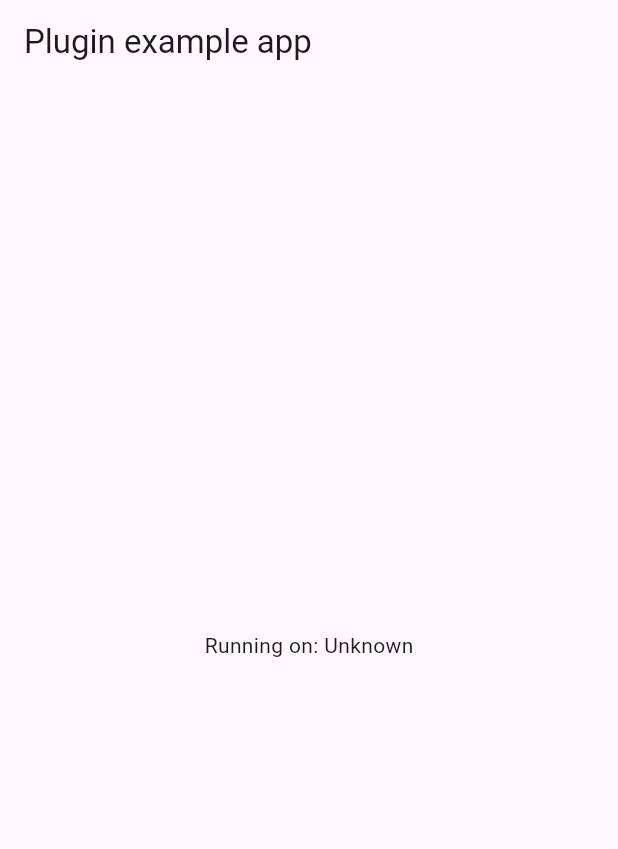
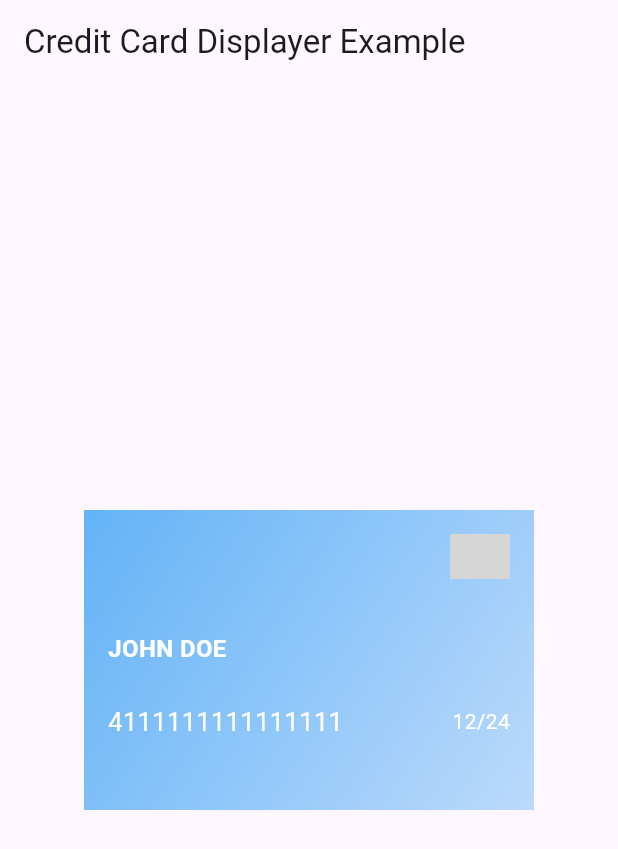
Before and after one commit to Hery34/credit_card_displayer, a Flutter app: the screen it shows after launch, on a phone screen of 412 x 824 dp. Shown: the top 849 px of the screen. Run offline on Flutter 3.47's test engine with Material 3 defaults, Android fonts, the phone set to English and light mode, and no system bars; our stand-ins replace plugin_platform_interface; grey boxes are pictures that could not be loaded.

```diff
--- a/example/lib/main.dart
+++ b/example/lib/main.dart
@@ -1,61 +1,30 @@
 import 'package:flutter/material.dart';
-import 'dart:async';
-
-import 'package:flutter/services.dart';
 import 'package:credit_card_displayer/credit_card_displayer.dart';
 
 void main() {
   runApp(const MyApp());
 }
 
-class MyApp extends StatefulWidget {
+class MyApp extends StatelessWidget {
   const MyApp({super.key});
-
-  @override
-  State<MyApp> createState() => _MyAppState();
-}
-
-class _MyAppState extends State<MyApp> {
-  String _platformVersion = 'Unknown';
-  final _creditCardDisplayerPlugin = CreditCardDisplayer();
-
-  @override
-  void initState() {
-    super.initState();
-    initPlatformState();
-  }
-
-  // Platform messages are asynchronous, so we initialize in an async method.
-  Future<void> initPlatformState() async {
-    String platformVersion;
-    // Platform messages may fail, so we use a try/catch PlatformException.
-    // We also handle the message potentially returning null.
-    try {
-      platformVersion =
-          await _creditCardDisplayerPlugin.getPlatformVersion() ?? 'Unknown platform version';
-    } on PlatformException {
-      platformVersion = 'Failed to get platform version.';
-    }
-
-    // If the widget was removed from the tree while the asynchronous platform
-    // message was in flight, we want to discard the reply rather than calling
-    // setState to update our non-existent appearance.
-    if (!mounted) return;
-
-    setState(() {
-      _platformVersion = platformVersion;
-    });
-  }
 
   @override
   Widget build(BuildContext context) {
     return MaterialApp(
       home: Scaffold(
         appBar: AppBar(
-          title: const Text('Plugin example app'),
+          title: const Text('Credit Card Displayer Example'),
         ),
-        body: Center(
-          child: Text('Running on: $_platformVersion\n'),
+        body: const Center(
+          child: CreditCardDisplayer(
+            cardNumber: '4111111111111111',
+            expiryDate: '12/24',
+            cardHolder: 'John Doe',
+            width: 300,
+            height: 200,
+            backgroundColor: Colors.blue,
+            textColor: Colors.white,
+          ),
         ),
       ),
     );
--- a/lib/credit_card_displayer.dart
+++ b/lib/credit_card_displayer.dart
@@ -1,14 +1,123 @@
-// You have generated a new plugin project without specifying the `--platforms`
-// flag. A plugin project with no platform support was generated. To add a
-// platform, run `flutter create -t plugin --platforms <platforms> .` under the
-// same directory. You can also find a detailed instruction on how to add
-// platforms in the `pubspec.yaml` at
-// https://flutter.dev/docs/development/packages-and-plugins/developing-packages#plugin-platforms.
+import 'package:flutter/material.dart';
 
-import 'credit_card_displayer_platform_interface.dart';
+class CreditCardDisplayer extends StatelessWidget {
+  final String cardNumber;
+  final String expiryDate;
+  final String cardHolder;
+  final double width;
+  final double height;
+  final Color backgroundColor;
+  final Color textColor;
 
-class CreditCardDisplayer {
-  Future<String?> getPlatformVersion() {
-    return CreditCardDisplayerPlatform.instance.getPlatformVersion();
+  const CreditCardDisplayer({
+    super.key,
+    required this.cardNumber,
+    required this.expiryDate,
+    required this.cardHolder,
+    this.width = 300,
+    this.height = 180,
+    this.backgroundColor = Colors.grey,
+    this.textColor = Colors.white,
+  });
+
+  @override
+  Widget build(BuildContext context) {
+    final String cardType = _getCardType(cardNumber);
+
+    return Material(
+      color: Colors.transparent,
+      child: Container(
+        width: width,
+        height: height,
+        padding: const EdgeInsets.all(16),
+        decoration: BoxDecoration(
+          gradient: LinearGradient(
+            begin: Alignment.topLeft,
+            end: Alignment.bottomRight,
+            colors: [
+              backgroundColor.withOpacity(0.7),
+              backgroundColor.withOpacity(0.5),
+              backgroundColor.withOpacity(0.3),
+            ],
+          ),
+        ),
+        child: Column(
+          crossAxisAlignment: CrossAxisAlignment.start,
+          children: [
+            Row(
+              mainAxisAlignment: MainAxisAlignment.end,
+              children: [
+                Container(
+                  height: 30,
+                  width: 40,
+                  decoration: BoxDecoration(
+                    borderRadius: BorderRadius.circular(8),
+                    color: Colors.black,
+                  ),
+                  child: Image.asset(
+                    'assets/${_getCardTypeAsset(cardType)}',
+                    height: 40,
+                    width: 40,
+                  ),
+                ),
+              ],
+            ),
+            const SizedBox(height: 35),
+            Text(
+              cardHolder.toUpperCase(),
+              style: TextStyle(
+                color: textColor,
+                fontSize: 16,
+                fontWeight: FontWeight.bold,
+              ),
+            ),
+            const SizedBox(height: 25),
+            Row(
+              mainAxisAlignment: MainAxisAlignment.spaceBetween,
+              children: [
+                Text(
+                  cardNumber,
+                  style: TextStyle(
+                    color: textColor,
+                    fontSize: 17,
+                  ),
+                ),
+                Text(
+                  expiryDate,
+                  style: TextStyle(
+                    color: textColor,
+                  ),
+                ),
+              ],
+            ),
+          ],
+        ),
+      ),
+    );
+  }
+
+  String _getCardType(String cardNumber) {
+    if (cardNumber.startsWith('4')) {
+      return 'visa';
+    } else if (cardNumber.startsWith('5')) {
+      return 'mastercard';
+    } else if (cardNumber.startsWith('3')) {
+      return 'amex';
+    } else {
+      return 'card';
+    }
+  }
+
+  String _getCardTypeAsset(String cardType) {
+    switch (cardType) {
+      case 'visa':
+        return 'visa.JPG';
+      case 'mastercard':
+        return 'mastercard.JPG';
+      case 'amex':
+        return 'amex.JPG';
+      default:
+        return 'all.JPG';
+    }
   }
 }
--- /dev/null
+++ b/lib/credit_card_displayer_method_channel.dart
@@ -0,0 +1,17 @@
+import 'package:flutter/foundation.dart';
+import 'package:flutter/services.dart';
+import 'credit_card_displayer_platform_interface.dart';
+
+/// An implementation of [CreditCardDisplayerPlatform] that uses method channels.
+class MethodChannelCreditCardDisplayer extends CreditCardDisplayerPlatform {
+  /// The method channel used to interact with the native platform.
+  @visibleForTesting
+  final methodChannel = const MethodChannel('credit_card_displayer');
+
+  @override
+  Future<String?> getPlatformVersion() async {
+    final version =
+        await methodChannel.invokeMethod<String>('getPlatformVersion');
+    return version;
+  }
+}
--- a/lib/credit_card_displayer_platform_interface.dart
+++ b/lib/credit_card_displayer_platform_interface.dart
@@ -1,6 +1,5 @@
+import 'package:credit_card_displayer/credit_card_displayer_method_channel.dart';
 import 'package:plugin_platform_interface/plugin_platform_interface.dart';
-
-import 'credit_card_displayer_method_channel.dart';
 
 abstract class CreditCardDisplayerPlatform extends PlatformInterface {
   /// Constructs a CreditCardDisplayerPlatform.
@@ -8,7 +7,8 @@ abstract class CreditCardDisplayerPlatform extends PlatformInterface {
 
   static final Object _token = Object();
 
-  static CreditCardDisplayerPlatform _instance = MethodChannelCreditCardDisplayer();
+  static CreditCardDisplayerPlatform _instance =
+      MethodChannelCreditCardDisplayer();
 
   /// The default instance of [CreditCardDisplayerPlatform] to use.
   ///
```
Also changed, not shown: pubspec.yaml (+8 -50 lines), assets/all.JPG (added), assets/amex.JPG (added), assets/mastercard.JPG (added), assets/visa.JPG (added), 3 other files.
